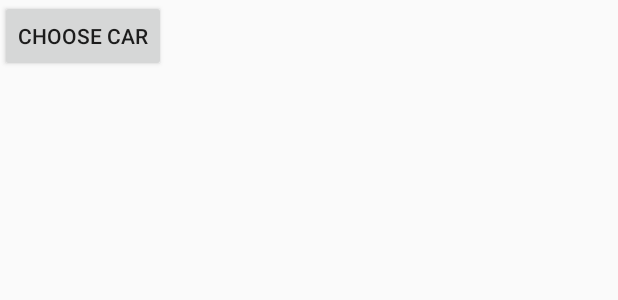
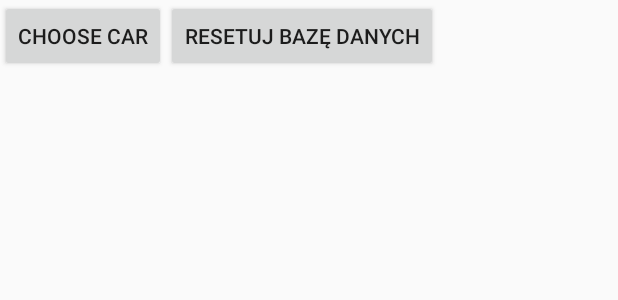
Before and after one commit to dzazder/fueltank, an Android app: the layout activity_main.xml on its own in the app's theme, with its tools: preview values and no code run, on a phone screen of 412 x 824 dp. Shown: the top 300 px of the screen. Run offline under Robolectric (Android 15) with nearby library versions, the phone set to English and light mode, and no system bars.

Commit message:
reset database button

```diff
--- a/app/src/main/res/layout/activity_main.xml
+++ b/app/src/main/res/layout/activity_main.xml
@@ -11,4 +11,10 @@
         android:text="@string/button_choose_car"
         android:onClick="chooseCar" />
 
+    <Button
+        android:layout_width="wrap_content"
+        android:layout_height="wrap_content"
+        android:text="Resetuj bazę danych"
+        android:onClick="resetDb"/>
+
 </LinearLayout>
```
Also changed, not shown: app/src/main/java/com/example/bartek/fueltank/MainActivity.java (+17 -0 lines), app/src/main/java/com/example/bartek/fueltank/db/DatabaseHandler.java (+11 -4 lines).
